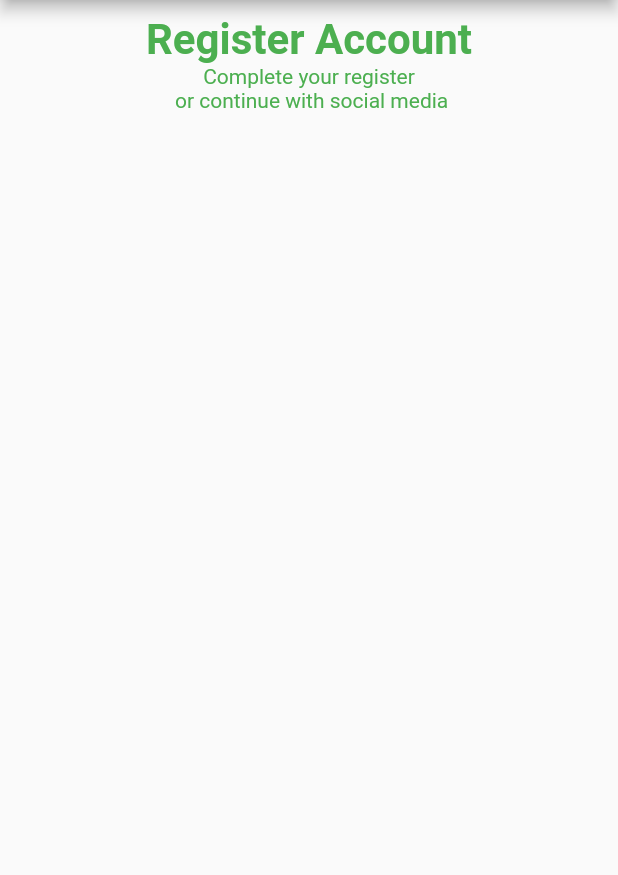
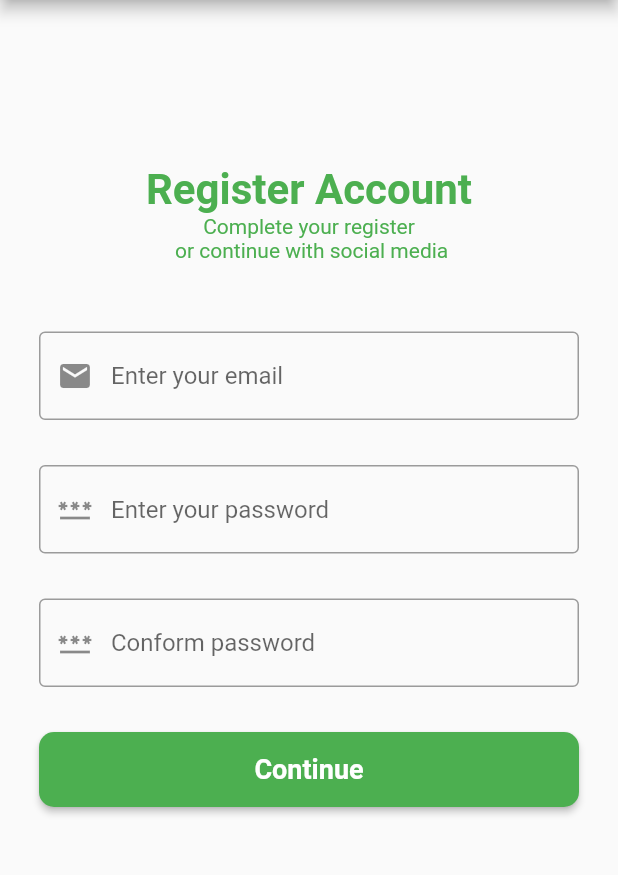
Before and after one commit to nphuoc1625/th_flutter, a Flutter app: the SignUpPage screen opened by its route, on a phone screen of 412 x 824 dp, the part 84-959 px from its top. Run offline on Flutter 3.47's test engine with Material 2 defaults, Android fonts, the phone set to English and light mode, and no system bars; our stand-ins replace flutter_svg; missing offline and left inert: dart:js, dart:js_util.

Commit message:
10:21 17/3

```diff
--- /dev/null
+++ b/lib/Model/ultilities.dart
@@ -0,0 +1,34 @@
+import 'dart:js_util';
+
+class Ultilites {
+  static String? validateEmail(String email) {
+    if (email.isEmpty) {
+      return "Please enter your email";
+    }
+
+    RegExp regExp = RegExp(r"^\S+@\S+$");
+
+    if (!regExp.hasMatch(email)) {
+      return "Invalid Email";
+    }
+
+    return null;
+  }
+
+  static String? validatePassword(String password) {
+    if (password.isEmpty) {
+      return "Enter your password";
+    }
+    if (password.length < 8) {
+      return "Password is too short";
+    }
+    return null;
+  }
+
+  static String? conformPassword(String password, String conformPassword) {
+    if (notEqual(password, conformPassword)) {
+      return "Conform password not match";
+    }
+    return null;
+  }
+}
--- /dev/null
+++ b/lib/Model/user.dart
@@ -0,0 +1,5 @@
+class User {
+  final String email;
+  final String pass;
+  User(this.email, this.pass);
+}
--- a/lib/main.dart
+++ b/lib/main.dart
@@ -1,4 +1,7 @@
 import 'package:flutter/material.dart';
+import 'package:th_flutter/signin/signinpage.dart';
+import 'package:th_flutter/signup/components/signup_form.dart';
+import 'package:th_flutter/signup/signuppage.dart';
 import 'package:th_flutter/splashpage/splashpage.dart';
 import 'package:th_flutter/routes.dart';
 
@@ -28,7 +31,7 @@ class MyApp extends StatelessWidget {
         // is not restarted.
         primarySwatch: Colors.blue,
       ),
-      home: const SplashPage(),
+      home: const SignInPage(),
     );
   }
 }
--- a/lib/signup/components/body.dart
+++ b/lib/signup/components/body.dart
@@ -20,6 +20,7 @@ class _BodyState extends State<Body> {
         child: Padding(
           padding: const EdgeInsets.all(10),
           child: Column(children: const [
+            SizedBox(height: 100),
             Text(
               "Register Account",
               style: TextStyle(
--- a/lib/signup/components/signup_form.dart
+++ b/lib/signup/components/signup_form.dart
@@ -1,5 +1,8 @@
-import 'package:flutter/src/widgets/container.dart';
-import 'package:flutter/src/widgets/framework.dart';
+import 'package:flutter/material.dart';
+import 'package:flutter_svg/flutter_svg.dart';
+import 'package:th_flutter/Model/user.dart';
+
+import '../../Model/ultilities.dart';
 
 class SignUpForm extends StatefulWidget {
   const SignUpForm({super.key});
@@ -9,8 +12,127 @@ class SignUpForm extends StatefulWidget {
 }
 
 class _SignUpFormState extends State<SignUpForm> {
+  var email = TextEditingController();
+  var password = TextEditingController();
+  var conformPass = TextEditingController();
+
+  final _formkey = GlobalKey<FormState>();
+  final _passKey = GlobalKey<FormFieldState>();
+
   @override
   Widget build(BuildContext context) {
-    return Container();
+    return Form(
+        key: _formkey,
+        child: Padding(
+          padding: const EdgeInsets.all(16),
+          child: Column(
+            children: [
+              const SizedBox(height: 30),
+              emailTextFormField(),
+              const SizedBox(height: 30),
+              passwordTextFormField(),
+              const SizedBox(height: 30),
+              conformTextFormField(),
+              const SizedBox(height: 30),
+              SizedBox(
+                height: 50,
+                width: MediaQuery.of(context).size.width,
+                child: ElevatedButton(
+                    onPressed: () {
+                      if (_formkey.currentState!.validate()) {
+                        Navigator.pop(context, User(email.text, password.text));
+                      }
+                    },
+                    style: ButtonStyle(
+                        backgroundColor:
+                            MaterialStateProperty.all(Colors.green),
+                        shape: const MaterialStatePropertyAll(
+                            RoundedRectangleBorder(
+                                borderRadius:
+                                    BorderRadius.all(Radius.circular(10))))),
+                    child: const Text("Continue",
+                        style: TextStyle(
+                            fontSize: 18,
+                            fontWeight: FontWeight.bold,
+                            color: Colors.white))),
+              ),
+              const SizedBox(height: 30),
+              // Row(
+              //   mainAxisAlignment: MainAxisAlignment.center,
+              //   children: [
+              //     Container(
+              //       height: 40,
+              //       width: 40,
+              //       decoration: const BoxDecoration(
+              //           color: Color(0xFFF5F6F9), shape: BoxShape.circle),
+              //       child: SvgPicture.asset("assets/icons/facebook.svg"),
+              //     ),
+              //     Container(
+              //       height: 40,
+              //       width: 40,
+              //       decoration: const BoxDecoration(
+              //           color: Color(0xFFF5F6F9), shape: BoxShape.circle),
+              //       child: SvgPicture.asset("assets/icons/google.svg"),
+              //     ),
+              //     Container(
+              //       height: 40,
+              //       width: 40,
+              //       decoration: const BoxDecoration(
+              //           color: Color(0xFFF5F6F9), shape: BoxShape.circle),
+              //       child: SvgPicture.asset("assets/icons/twitter.svg"),
+              //     )
+              //   ],
+              // ),
+            ],
+          ),
+        ));
+  }
+
+  emailTextFormField() {
+    return TextFormField(
+      validator: (value) => Ultilites.validateEmail(value!),
+      keyboardType: TextInputType.emailAddress,
+      onSaved: (newValue) {},
+      controller: email,
+      decoration: const InputDecoration(
+          border: OutlineInputBorder(),
+          hintText: "Enter your email",
+          floatingLabelBehavior: FloatingLabelBehavior.always,
+          prefixIcon: Icon(Icons.mail)),
+    );
+  }
+
+  passwordTextFormField() {
+    return TextFormField(
+      key: _passKey,
+      validator: (value) => Ultilites.validatePassword(value!),
+      obscureText: true,
+      keyboardType: TextInputType.number,
+      onSaved: (newValue) {},
+      controller: password,
+      decoration: const InputDecoration(
+          border: OutlineInputBorder(),
+          hintText: "Enter your password",
+          floatingLabelBehavior: FloatingLabelBehavior.always,
+          prefixIcon: Icon(Icons.password)),
+    );
+  }
+
+  conformTextFormField() {
+    return TextFormField(
+      validator: (value) {
+        String pass = _passKey.currentState!.value;
+        return Ultilites.conformPassword(pass, value!);
+      },
+      keyboardType: TextInputType.number,
+      obscureText: true,
+      onSaved: (newValue) {},
+      controller: conformPass,
+      decoration: const InputDecoration(
+          border: OutlineInputBorder(),
+          hintText: "Conform password",
+          floatingLabelBehavior: FloatingLabelBehavior.always,
+          prefixIcon: Icon(Icons.password)),
+    );
   }
 }
```
Also changed, not shown: lib/signin/components/signin_form.dart (+31 -13 lines), 9 other files.
